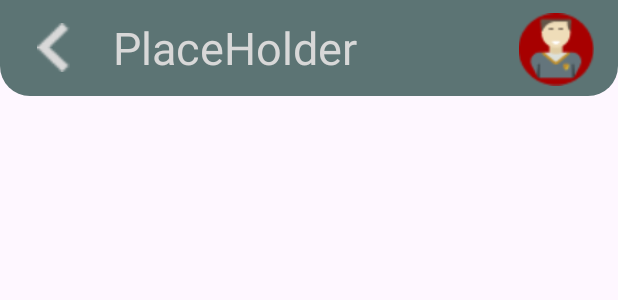
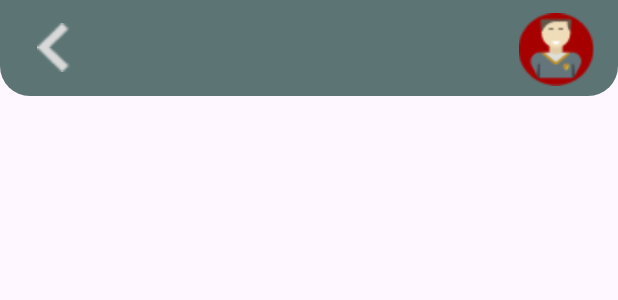
Before and after one commit to Prezcot/mobile-app-dev-lms, an Android app: the layout top_nav_bar_menu.xml on its own in the app's theme, with its tools: preview values and no code run, on a phone screen of 412 x 824 dp. Shown: the top 300 px of the screen. Run offline under Robolectric (Android 15) with nearby library versions, the phone set to English and light mode, and no system bars.

Commit message:
removed the placeholder text from the top bar

```diff
--- a/app/src/main/res/layout/top_nav_bar_menu.xml
+++ b/app/src/main/res/layout/top_nav_bar_menu.xml
@@ -28,7 +28,7 @@
         android:translationX="-70dp" />
 
 
-    <TextView
+    <!--<TextView
         android:id="@+id/textView"
         android:layout_width="wrap_content"
         android:layout_height="wrap_content"
@@ -36,6 +36,6 @@
         android:text="PlaceHolder"
         android:textColor="#D8D8D8"
         android:textSize="30sp"
-        android:translationX="-50dp" />
+        android:translationX="-50dp" />-->
 
 </androidx.appcompat.widget.Toolbar>
```
